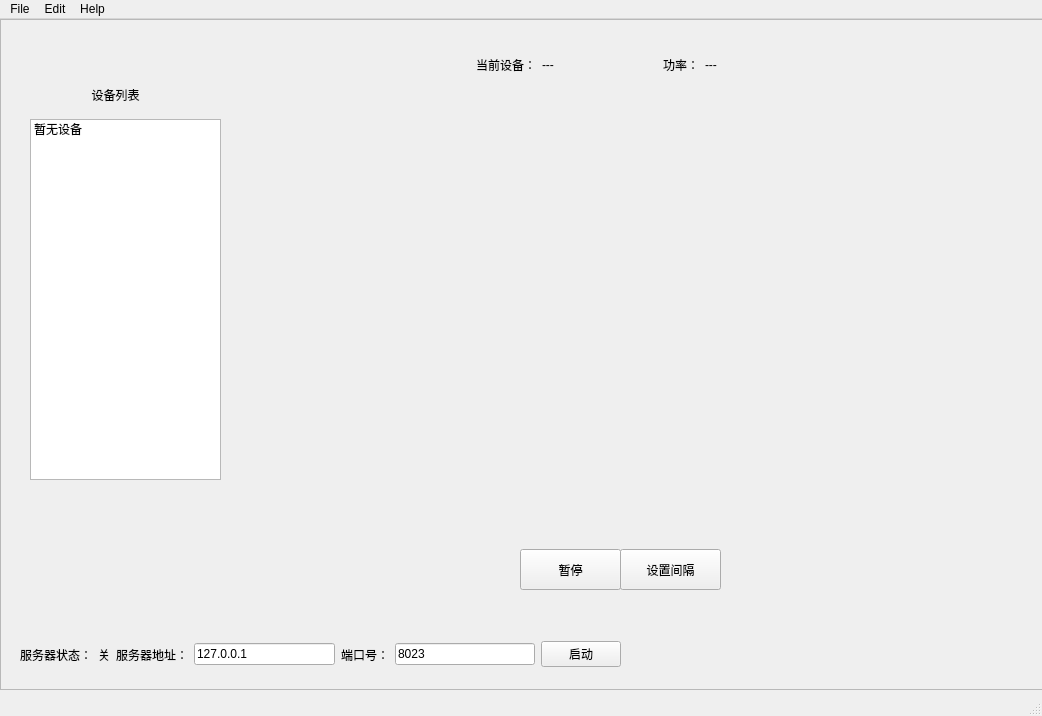
This is server/server_qt.ui in kevin2li/network_protocol_design as Qt 5 draws it before an edit. The edited form follows.
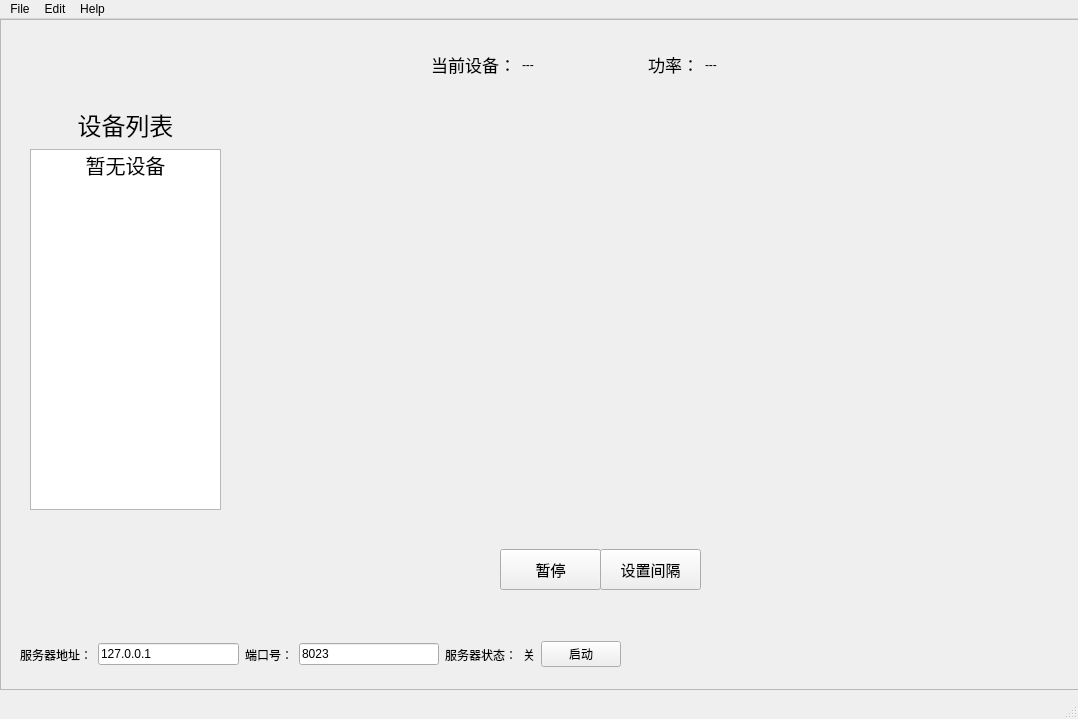
This is the edited form.

```diff
--- a/server/server_qt.ui
+++ b/server/server_qt.ui
@@ -6,8 +6,8 @@
    <rect>
     <x>0</x>
     <y>0</y>
-    <width>1042</width>
-    <height>716</height>
+    <width>1078</width>
+    <height>719</height>
    </rect>
   </property>
   <property name="windowTitle">
@@ -23,6 +23,9 @@
       <height>671</height>
      </rect>
     </property>
+    <property name="styleSheet">
+     <string notr="true"/>
+    </property>
     <property name="frameShape">
      <enum>QFrame::StyledPanel</enum>
     </property>
@@ -32,12 +35,17 @@
     <widget class="QPushButton" name="pushButton_14">
      <property name="geometry">
       <rect>
-       <x>620</x>
+       <x>600</x>
        <y>530</y>
        <width>101</width>
        <height>41</height>
       </rect>
      </property>
+     <property name="font">
+      <font>
+       <pointsize>11</pointsize>
+      </font>
+     </property>
      <property name="text">
       <string>设置间隔</string>
      </property>
@@ -45,12 +53,17 @@
     <widget class="QPushButton" name="pushButton_15">
      <property name="geometry">
       <rect>
-       <x>520</x>
+       <x>500</x>
        <y>530</y>
        <width>101</width>
        <height>41</height>
       </rect>
      </property>
+     <property name="font">
+      <font>
+       <pointsize>11</pointsize>
+      </font>
+     </property>
      <property name="text">
       <string>暂停</string>
      </property>
@@ -72,26 +85,45 @@
      <property name="geometry">
       <rect>
        <x>30</x>
-       <y>100</y>
+       <y>130</y>
        <width>191</width>
        <height>361</height>
       </rect>
      </property>
+     <property name="minimumSize">
+      <size>
+       <width>191</width>
+       <height>361</height>
+      </size>
+     </property>
      <item>
       <property name="text">
        <string>暂无设备</string>
       </property>
+      <property name="font">
+       <font>
+        <pointsize>15</pointsize>
+       </font>
+      </property>
+      <property name="textAlignment">
+       <set>AlignCenter</set>
+      </property>
      </item>
     </widget>
     <widget class="QLabel" name="label_9">
      <property name="geometry">
       <rect>
        <x>30</x>
-       <y>50</y>
-       <width>171</width>
+       <y>80</y>
+       <width>191</width>
        <height>51</height>
       </rect>
      </property>
+     <property name="font">
+      <font>
+       <pointsize>18</pointsize>
+      </font>
+     </property>
      <property name="text">
       <string>设备列表</string>
      </property>
@@ -105,15 +137,20 @@
     <widget class="QWidget" name="horizontalLayoutWidget_2">
      <property name="geometry">
       <rect>
-       <x>460</x>
+       <x>430</x>
        <y>20</y>
-       <width>321</width>
+       <width>361</width>
        <height>51</height>
       </rect>
      </property>
      <layout class="QHBoxLayout" name="horizontalLayout_2">
       <item>
        <widget class="QLabel" name="label">
+        <property name="font">
+         <font>
+          <pointsize>13</pointsize>
+         </font>
+        </property>
         <property name="text">
          <string>当前设备：</string>
         </property>
@@ -131,6 +168,11 @@
       </item>
       <item>
        <widget class="QLabel" name="label_5">
+        <property name="font">
+         <font>
+          <pointsize>13</pointsize>
+         </font>
+        </property>
         <property name="text">
          <string>功率：</string>
         </property>
@@ -158,27 +200,6 @@
       </rect>
      </property>
      <layout class="QHBoxLayout" name="horizontalLayout_3">
-      <item>
-       <layout class="QHBoxLayout" name="horizontalLayout">
-        <item>
-         <widget class="QLabel" name="label_3">
-          <property name="text">
-           <string>服务器状态：</string>
-          </property>
-          <property name="alignment">
-           <set>Qt::AlignRight|Qt::AlignTrailing|Qt::AlignVCenter</set>
-          </property>
-         </widget>
-        </item>
-        <item>
-         <widget class="QLabel" name="label_4">
-          <property name="text">
-           <string>关</string>
-          </property>
-         </widget>
-        </item>
-       </layout>
-      </item>
       <item>
        <widget class="QLabel" name="label_7">
         <property name="text">
@@ -207,6 +228,27 @@
         </property>
        </widget>
       </item>
+      <item>
+       <layout class="QHBoxLayout" name="horizontalLayout">
+        <item>
+         <widget class="QLabel" name="label_3">
+          <property name="text">
+           <string>服务器状态：</string>
+          </property>
+          <property name="alignment">
+           <set>Qt::AlignRight|Qt::AlignTrailing|Qt::AlignVCenter</set>
+          </property>
+         </widget>
+        </item>
+        <item>
+         <widget class="QLabel" name="label_4">
+          <property name="text">
+           <string>关</string>
+          </property>
+         </widget>
+        </item>
+       </layout>
+      </item>
       <item>
        <widget class="QPushButton" name="pushButton_5">
         <property name="text">
@@ -223,7 +265,7 @@
     <rect>
      <x>0</x>
      <y>0</y>
-     <width>1042</width>
+     <width>1078</width>
      <height>26</height>
     </rect>
    </property>
```
Left out of the diff: 36 changed lines with no effect on the pictures.
